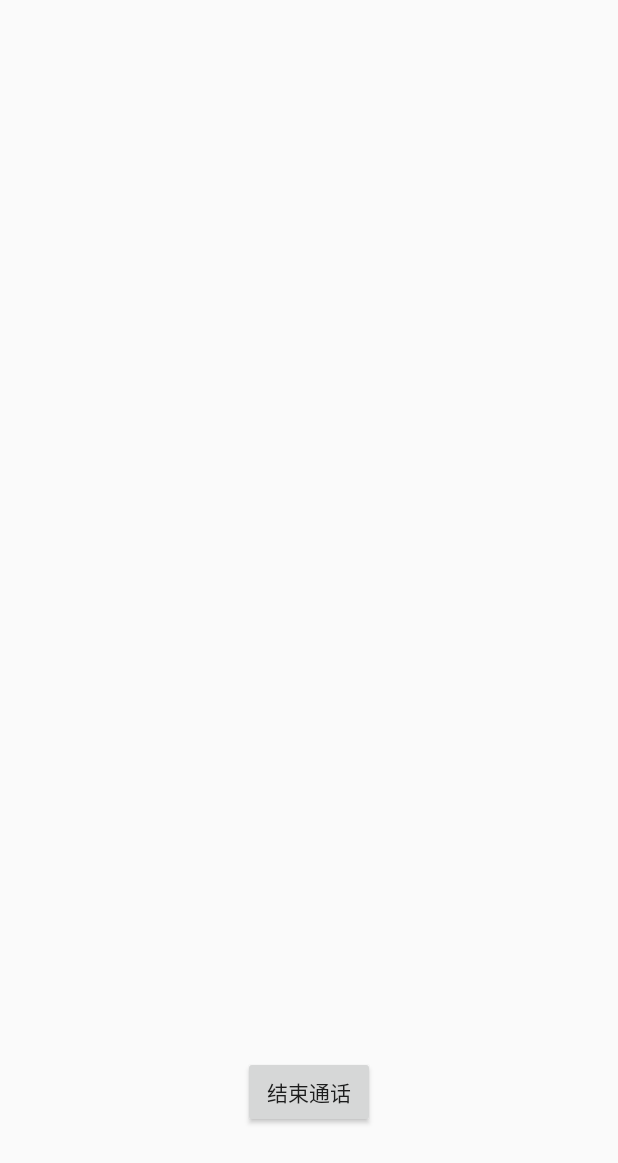
After one commit to 10211509/maketaobao, an Android app: the layout activity_call_out.xml on its own in the app's theme, with its tools: preview values and no code run, on a phone screen of 412 x 824 dp. The commit adds this screen. Shown: the top 1163 px of the screen. Run offline under Robolectric (Android 15) with nearby library versions, the phone set to English and light mode, and no system bars.

Commit message:
添加activity

```diff
--- a/app/src/main/java/nobugs/team/shopping/ui/activity/LoginActivity.java
+++ b/app/src/main/java/nobugs/team/shopping/ui/activity/LoginActivity.java
@@ -119,7 +119,7 @@ public class LoginActivity extends BaseActivity implements LoginView,CCPHelper.R
                 } catch (Exception e) {
                     e.printStackTrace();
                 }
-                CCPHelper.getInstance(LoginActivity.this).setRegistCallback(null);
+                CCPHelper.getInstance().setRegistCallback(null);
             }
         });
 
--- /dev/null
+++ b/app/src/main/res/layout/activity_call_out.xml
@@ -0,0 +1,17 @@
+<RelativeLayout xmlns:android="http://schemas.android.com/apk/res/android"
+    xmlns:tools="http://schemas.android.com/tools" android:layout_width="match_parent"
+    android:layout_height="match_parent" android:paddingLeft="@dimen/activity_horizontal_margin"
+    android:paddingRight="@dimen/activity_horizontal_margin"
+    android:paddingTop="@dimen/activity_vertical_margin"
+    android:paddingBottom="@dimen/activity_vertical_margin"
+    tools:context="nobugs.team.shopping.ui.activity.CallOutActivity">
+
+    <Button
+        android:layout_width="wrap_content"
+        android:layout_height="wrap_content"
+        android:text="结束通话"
+        android:id="@+id/btn_hangup"
+        android:layout_alignParentBottom="true"
+        android:layout_centerHorizontal="true"
+        android:layout_marginBottom="56dp" />
+</RelativeLayout>
--- a/app/src/main/res/menu/menu_call_in.xml
+++ /dev/null
@@ -1,6 +0,0 @@
-<menu xmlns:android="http://schemas.android.com/apk/res/android"
-    xmlns:tools="http://schemas.android.com/tools"
-    tools:context="nobugs.team.shopping.ui.activity.CallInActivity">
-    <item android:id="@+id/action_settings" android:title="@string/action_settings"
-        android:orderInCategory="100" android:showAsAction="never" />
-</menu>
```
Also changed, not shown: app/src/main/java/nobugs/team/shopping/db/dao/UserDao.java (+44 -14 lines), app/src/main/java/nobugs/team/shopping/db/entity/User.java (+11 -2 lines), app/src/main/java/nobugs/team/shopping/ui/activity/CallOutActivity.java (+5 -3 lines), app/src/main/java/nobugs/team/shopping/ui/activity/VedioActivity.java (+3 -26 lines), app/src/main/java/nobugs/team/shopping/utils/CCPHelper.java (+10 -4 lines), app/src/main/res/layout/activity_vedio.xml (added, +12 -0 lines).
